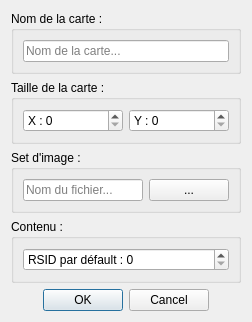
Before: the Qt Designer form Client/MapEditorNewMapDialog.ui in SirLynix/celendel, drawn with Qt 5.
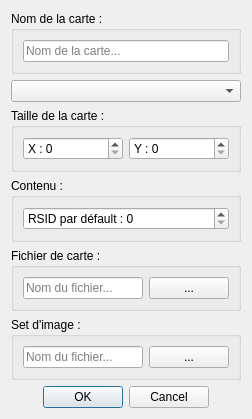
After: the same form once the commit is applied.

Patch:
```diff
--- a/Client/MapEditorNewMapDialog.ui
+++ b/Client/MapEditorNewMapDialog.ui
@@ -7,7 +7,7 @@
     <x>0</x>
     <y>0</y>
     <width>252</width>
-    <height>280</height>
+    <height>368</height>
    </rect>
   </property>
   <property name="windowTitle">
@@ -30,6 +30,9 @@
      </layout>
     </widget>
    </item>
+   <item>
+    <widget class="QComboBox" name="typeCB"/>
+   </item>
    <item>
     <widget class="QGroupBox" name="groupBox_2">
      <property name="title">
@@ -62,6 +65,45 @@
      </layout>
     </widget>
    </item>
+   <item>
+    <widget class="QGroupBox" name="groupBox_4">
+     <property name="title">
+      <string>Contenu :</string>
+     </property>
+     <layout class="QHBoxLayout" name="horizontalLayout_3">
+      <item>
+       <widget class="QSpinBox" name="RSIDSpinBox">
+        <property name="prefix">
+         <string>RSID par défault : </string>
+        </property>
+       </widget>
+      </item>
+     </layout>
+    </widget>
+   </item>
+   <item>
+    <widget class="QGroupBox" name="groupBox_5">
+     <property name="title">
+      <string>Fichier de carte :</string>
+     </property>
+     <layout class="QHBoxLayout" name="horizontalLayout_4">
+      <item>
+       <widget class="QLineEdit" name="mapFile">
+        <property name="placeholderText">
+         <string>Nom du fichier...</string>
+        </property>
+       </widget>
+      </item>
+      <item>
+       <widget class="QPushButton" name="mbrowse">
+        <property name="text">
+         <string>...</string>
+        </property>
+       </widget>
+      </item>
+     </layout>
+    </widget>
+   </item>
    <item>
     <widget class="QGroupBox" name="groupBox_3">
      <property name="title">
@@ -91,22 +133,6 @@
      </layout>
     </widget>
    </item>
-   <item>
-    <widget class="QGroupBox" name="groupBox_4">
-     <property name="title">
-      <string>Contenu :</string>
-     </property>
-     <layout class="QHBoxLayout" name="horizontalLayout_3">
-      <item>
-       <widget class="QSpinBox" name="RSIDSpinBox">
-        <property name="prefix">
-         <string>RSID par défault : </string>
-        </property>
-       </widget>
-      </item>
-     </layout>
-    </widget>
-   </item>
    <item>
     <widget class="QDialogButtonBox" name="buttonBox">
      <property name="orientation">
```
